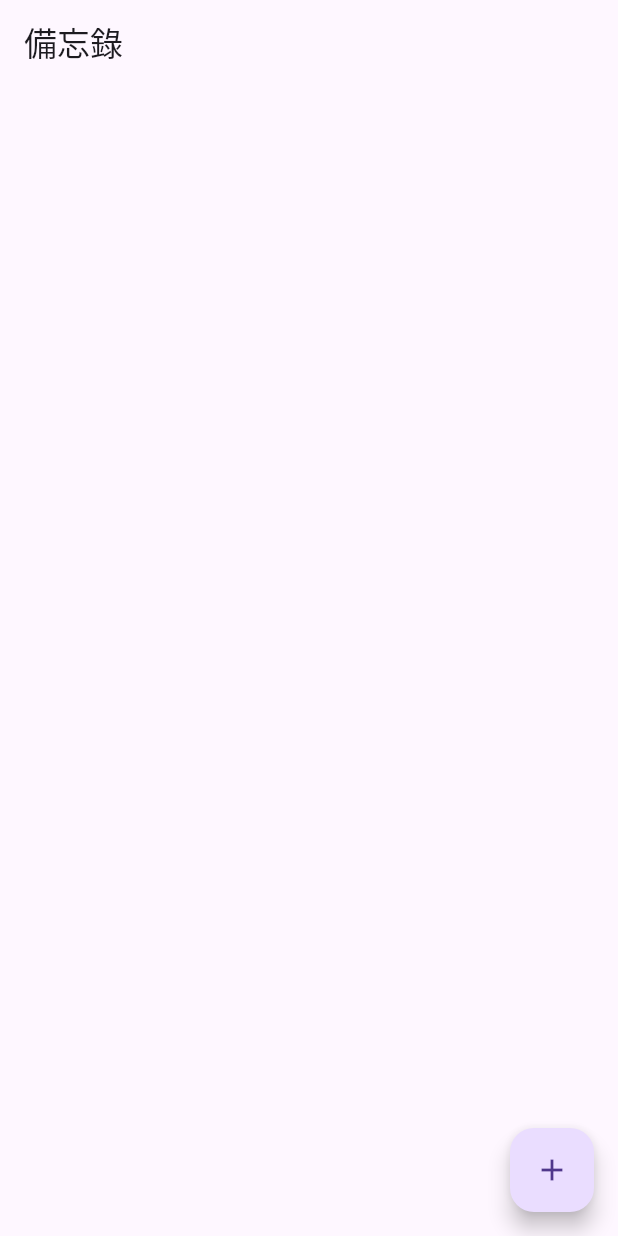
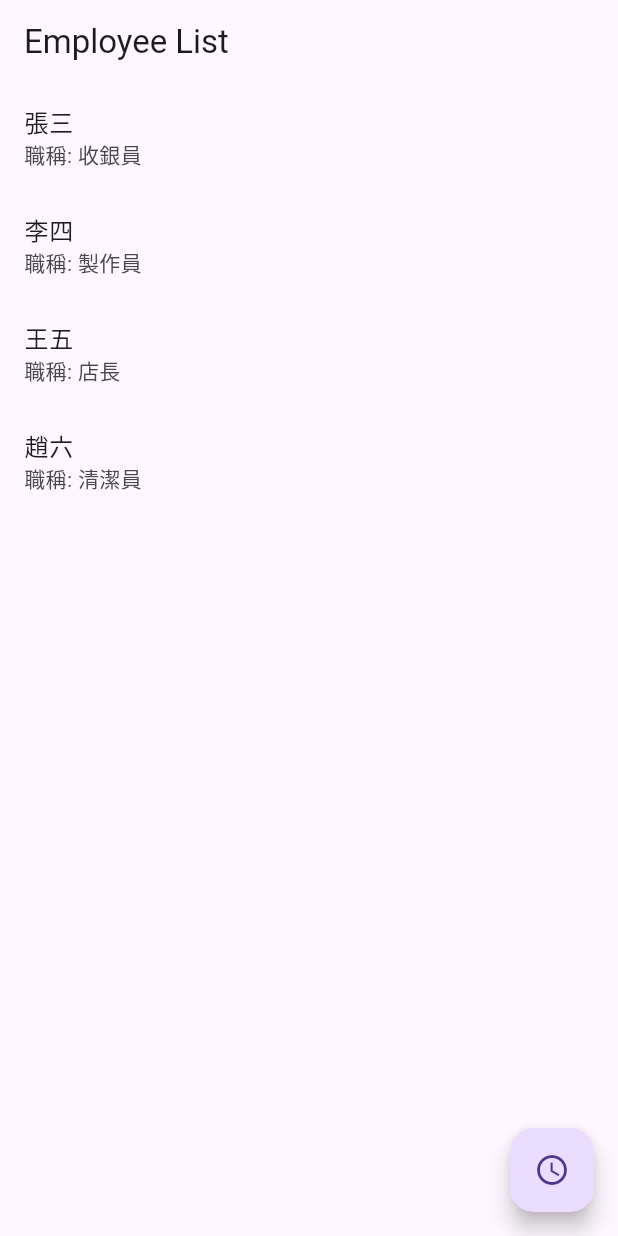
Before and after one commit to ZhaoMeap/flutter_CRUD_Notes, a Flutter app: the screen it shows after launch, on a phone screen of 412 x 824 dp. Run offline on Flutter 3.47's test engine with Material 3 defaults, Android fonts, the phone set to English and light mode, and no system bars; our stand-ins replace cloud_firestore, firebase_core; accounts and stored records are empty.

Commit message:
新增員工管理頁面

```diff
--- a/lib/main.dart
+++ b/lib/main.dart
@@ -3,6 +3,7 @@ import 'package:firebase_core/firebase_core.dart';
 import 'package:flutter/material.dart';
 
 import 'firebase_options.dart';
+import 'model/employee.dart';
 
 void main() async {
   WidgetsFlutterBinding.ensureInitialized();
@@ -17,7 +18,41 @@ class MyApp extends StatelessWidget {
   Widget build(BuildContext context) {
     return MaterialApp(
       debugShowCheckedModeBanner: false,
-      home: HomePage()
+      home: HomePage(employees:[
+        Employee(
+          name: '張三',
+          title: '收銀員',
+          contact: '0912-345678',
+          address: '台北市中山區',
+          joinDate: '2022/01/15',
+          serviceYears: '2 年',
+        ),
+        Employee(
+          name: '李四',
+          title: '製作員',
+          contact: '0987-654321',
+          address: '新北市板橋區',
+          joinDate: '2022/02/10',
+          serviceYears: '2 年',
+        ),
+        Employee(
+          name: '王五',
+          title: '店長',
+          contact: '0958-123456',
+          address: '台中市西屯區',
+          joinDate: '2021/12/20',
+          serviceYears: '3 年',
+        ),
+        Employee(
+          name: '趙六',
+          title: '清潔員',
+          contact: '0921-876543',
+          address: '高雄市鳳山區',
+          joinDate: '2023/03/05',
+          serviceYears: '1 年',
+        ),
+        ],
+      )
     );
   }
 }
--- /dev/null
+++ b/lib/model/employee.dart
@@ -0,0 +1,17 @@
+class Employee {
+  final String name; //員工姓名
+  final String title; //職稱
+  final String contact; //連絡電話
+  final String address; //地址
+  final String joinDate; //入職日
+  final String serviceYears; //年資
+
+  Employee({
+    required this.name,
+    required this.title,
+    required this.contact,
+    required this.address,
+    required this.joinDate,
+    required this.serviceYears,
+  });
+}
--- /dev/null
+++ b/lib/pages/editable_schedule_page.dart
@@ -0,0 +1,95 @@
+// lib/page/editable_schedule_page.dart
+
+import 'package:flutter/material.dart';
+import 'package:crud_demo/model/employee.dart'; // 請替換成您的員工模型路徑
+import 'package:crud_demo/component/editable_shift_cell.dart'; // 導入 EditableShiftCell
+
+class EditableSchedulePage extends StatefulWidget {
+  final Employee employee;
+
+  EditableSchedulePage({required this.employee});
+
+  @override
+  _EditableSchedulePageState createState() => _EditableSchedulePageState();
+}
+
+class _EditableSchedulePageState extends State<EditableSchedulePage> {
+  // 先聲明並初始化 employeeNames 變數
+  late List<String> employeeNames;
+
+  @override
+  void initState() {
+    super.initState();
+    // 在 initState 中初始化 employeeNames 變數
+    employeeNames = getEmployeeNames();
+  }
+  // 模擬的班表數據
+  Map<String, Map<String, String?>> scheduleData = {
+    '2024/04/01': {'早班': '張三', '中班': '李四', '晚班': '王五'},
+    '2024/04/02': {'早班': '王五', '中班': '趙六', '晚班': '張三'},
+    '2024/04/03': {'早班': '李四', '中班': '王五', '晚班': '趙六'},
+    '2024/04/04': {'早班': '趙六', '中班': '張三', '晚班': '李四'},
+    '2024/04/05': {'早班': '李四', '中班': '王五', '晚班': '張三'},
+    '2024/04/06': {'早班': '張三', '中班': '趙六', '晚班': '李四'},
+    '2024/04/07': {'早班': '王五', '中班': '李四', '晚班': '張三'},
+  };
+
+  // 提取員工名稱列表的方法
+  List<String> getEmployeeNames() {
+    Set<String> names = Set();
+    scheduleData.forEach((date, shifts) {
+      shifts.forEach((shift, employee) {
+        names.add(employee ?? '');
+      });
+    });
+    return names.toList();
+  }
+
+  @override
+  Widget build(BuildContext context) {
+    return Scaffold(
+      appBar: AppBar(
+        title: Text('編輯班表 - ${widget.employee.name}'),
+      ),
+      body: SingleChildScrollView(
+        scrollDirection: Axis.horizontal,
+        child: DataTable(
+          columnSpacing: 20,
+          headingRowHeight: 60,
+          dataRowHeight: 60,
+          columns: _buildColumns(),
+          rows: _buildRows(),
+        ),
+      ),
+    );
+  }
+
+  // 構建列標題
+  List<DataColumn> _buildColumns() {
+    return [
+      DataColumn(label: Text('日期')),
+      DataColumn(label: Text('早班（9:00 - 15:00）')),
+      DataColumn(label: Text('中班（15:00 - 21:00）')),
+      DataColumn(label: Text('晚班（21:00 - 3:00）')),
+    ];
+  }
+
+  // 構建行數據
+  List<DataRow> _buildRows() {
+    List<DataRow> rows = [];
+
+    // 根據模擬的班表數據生成行數據
+    scheduleData.forEach((date, shifts) {
+      if (shifts.containsValue(widget.employee.name)) {
+        rows.add(DataRow(cells: [
+          DataCell(Text(date)),
+          DataCell(Container(child: EditableShiftCell(shift: '早班', initialValue: shifts['早班'] ?? '', employeeNames: this.employeeNames))),
+          DataCell(Container(child: EditableShiftCell(shift: '中班', initialValue: shifts['中班'] ?? '', employeeNames: this.employeeNames))),
+          DataCell(Container(child: EditableShiftCell(shift: '晚班', initialValue: shifts['晚班'] ?? '', employeeNames: this.employeeNames))),
+        ]));
+      }
+    });
+
+    return rows;
+  }
+}
--- /dev/null
+++ b/lib/pages/employee_detail_page.dart
@@ -0,0 +1,33 @@
+// lib/page/employee_detail_page.dart
+
+import 'package:flutter/material.dart';
+import 'package:crud_demo/model/employee.dart'; // 請替換成您的員工模型路徑
+
+class EmployeeDetailPage extends StatelessWidget {
+  final Employee employee;
+
+  EmployeeDetailPage({required this.employee});
+
+  @override
+  Widget build(BuildContext context) {
+    return Scaffold(
+      appBar: AppBar(
+        title: Text('員工詳細信息'),
+      ),
+      body: Padding(
+        padding: EdgeInsets.all(16.0),
+        child: Column(
+          crossAxisAlignment: CrossAxisAlignment.start,
+          children: [
+            Text('姓名: ${employee.name}'),
+            Text('職稱: ${employee.title}'),
+            Text('聯絡方式: ${employee.contact}'),
+            Text('地址: ${employee.address}'),
+            Text('加入日期: ${employee.joinDate}'),
+            Text('服務年限: ${employee.serviceYears}'),
+          ],
+        ),
+      ),
+    );
+  }
+}
--- a/lib/pages/home_page.dart
+++ b/lib/pages/home_page.dart
@@ -1,103 +1,49 @@
-import 'package:cloud_firestore/cloud_firestore.dart';
-import 'package:crud_demo/services/firestore.dart';
+// lib/page/home_page.dart
+
 import 'package:flutter/material.dart';
+import 'package:crud_demo/model/employee.dart'; // 請替換成您的員工模型路徑
+import 'package:crud_demo/pages/schedule_page.dart'; // 請替換成您的排班頁面路徑
+import 'package:crud_demo/pages/schedule_detail_page.dart'; // 請替換成您的排班詳細頁面路徑
 
-class HomePage extends StatefulWidget {
-  const HomePage({super.key});
+class HomePage extends StatelessWidget {
+  final List<Employee> employees;
 
-  @override
-  State<HomePage> createState() => _HomePageState();
-}
-
-class _HomePageState extends State<HomePage> {
-  // firestore
-  final FirestoreService firestoreService = FirestoreService();
-
-  // text controller
-  final TextEditingController textController = TextEditingController();
-
-  // open a dialog to add a note
-  void openNoteBox({String? docID}) {
-    showDialog(
-        context: context,
-        builder: (context) => AlertDialog(content: TextField(
-          controller: textController,
-        ), actions: [
-              ElevatedButton(
-                  onPressed: () {
-                    // add a new note
-                    if(docID == null){
-                      firestoreService.addNote(textController.text);
-                    }
-
-                    // update an existing note
-                    else{
-                      firestoreService.updateNote(docID, textController.text);
-                    }
-
-                    // clear the text controller
-                    textController.clear();
-                    // close the box
-                    Navigator.pop(context);
-                  },
-                  child: Text("新增"))
-            ]));
-  }
+  HomePage({required this.employees});
 
   @override
   Widget build(BuildContext context) {
     return Scaffold(
-        appBar: AppBar(title: Text("備忘錄")),
-        floatingActionButton: FloatingActionButton(
-          onPressed: openNoteBox,
-          child: const Icon(Icons.add),
+      appBar: AppBar(
+        title: Text('Employee List'),
       ),
-        body: StreamBuilder<QuerySnapshot>(
-            stream: firestoreService.getNotesStream(),
-            // if we have data, get all the docs
-            builder: (context, snapshot) {
-              if (snapshot.hasData) {
-                List notesList = snapshot.data!.docs;
-
-                // display as a list
-                return ListView.builder(
-                  itemCount: notesList.length,
-                  itemBuilder: (context, index) {
-                    // get each individual doc
-                    DocumentSnapshot document = notesList[index];
-                    String docID = document.id;
-
-                    // get note from each doc
-                    Map<String, dynamic> data =
-                        document.data() as Map<String, dynamic>;
-                    String noteText = data['note'];
-
-                    // display as a list tile
+      body: ListView.builder(
+        itemCount: employees.length,
+        itemBuilder: (BuildContext context, int index) {
           return ListTile(
-                      title: Text(noteText),
-                      trailing: Row(
-                        mainAxisSize: MainAxisSize.min,
-                        children: [
-                        // update button
-                        IconButton(
-                          onPressed: () => openNoteBox(docID: docID),
-                          icon: const Icon(Icons.edit),
+            title: Text(employees[index].name),
+            subtitle: Text('職稱: ${employees[index].title}'),
+            onTap: () {
+              Navigator.push(
+                context,
+                MaterialPageRoute(
+                  builder: (context) => ScheduleDetailPage(employee: employees[index]),
                 ),
-                        // delete button
-                        IconButton(
-                          onPressed: () => FirestoreService().deleteNote(docID),
-                          icon: const Icon(Icons.delete),
-                        ),
-                      ],)
               );
             },
           );
-              }
-
-              // if there is no data return nothing
-              else {
-                return const Text("目前沒有備忘錄內容..");
-              }
-            }));
+        },
+      ),
+      floatingActionButton: FloatingActionButton(
+        onPressed: () {
+          Navigator.push(
+            context,
+            MaterialPageRoute(
+              builder: (context) => SchedulePage(employees: employees),
+            ),
+          );
+        },
+        child: Icon(Icons.schedule),
+      ),
+    );
   }
 }
--- /dev/null
+++ b/lib/pages/schedule_detail_page.dart
@@ -0,0 +1,69 @@
+// lib/page/schedule_detail_page.dart
+
+import 'package:flutter/material.dart';
+import 'package:crud_demo/model/employee.dart'; // 請替換成您的員工模型路徑
+
+class ScheduleDetailPage extends StatelessWidget {
+  final Employee employee;
+
+  ScheduleDetailPage({required this.employee});
+
+  // 模擬的班表數據
+  final Map<String, Map<String, String>> scheduleData = {
+    '2024/04/01': {'早班': '張三', '中班': '李四', '晚班': '王五'},
+    '2024/04/02': {'早班': '王五', '中班': '趙六', '晚班': '張三'},
+    '2024/04/03': {'早班': '李四', '中班': '王五', '晚班': '趙六'},
+    '2024/04/04': {'早班': '趙六', '中班': '張三', '晚班': '李四'},
+    '2024/04/05': {'早班': '李四', '中班': '王五', '晚班': '張三'},
+    '2024/04/06': {'早班': '張三', '中班': '趙六', '晚班': '李四'},
+    '2024/04/07': {'早班': '王五', '中班': '李四', '晚班': '張三'},
+  };
+
+  @override
+  Widget build(BuildContext context) {
+    return Scaffold(
+      appBar: AppBar(
+        title: Text('${employee.name}的班表'),
+      ),
+      body: SingleChildScrollView(
+        scrollDirection: Axis.horizontal, // 支持橫向滾動
+        child: DataTable(
+          columnSpacing: 20, // 列之間的間距
+          headingRowHeight: 60, // 標題行高度
+          dataRowHeight: 60, // 數據行高度
+          columns: _buildColumns(), // 構建列標題
+          rows: _buildRows(), // 構建行數據
+        ),
+      ),
+    );
+  }
+
+  // 構建列標題
+  List<DataColumn> _buildColumns() {
+    return [
+      DataColumn(label: Text('日期')),
+      DataColumn(label: Text('早班（9:00 - 15:00）')),
+      DataColumn(label: Text('中班（15:00 - 21:00）')),
+      DataColumn(label: Text('晚班（21:00 - 3:00）')),
+    ];
+  }
+
+  // 構建行數據
+  List<DataRow> _buildRows() {
+    List<DataRow> rows = [];
+
+    // 根據模擬的班表數據生成行數據
+    scheduleData.forEach((date, shifts) {
+      if (shifts.containsValue(employee.name)) {
+        rows.add(DataRow(cells: [
+          DataCell(Text(date)),
+          DataCell(Text(shifts['早班'] == employee.name ? '是' : '')),
+          DataCell(Text(shifts['中班'] == employee.name ? '是' : '')),
+          DataCell(Text(shifts['晚班'] == employee.name ? '是' : '')),
+        ]));
+      }
+    });
+
+    return rows;
+  }
+}
```
Also changed, not shown: lib/component/editable_shift_cell.dart (added, +42 -0 lines), lib/pages/schedule_page.dart (added, +43 -0 lines). Lines whose indentation alone changed are shown as unchanged.
